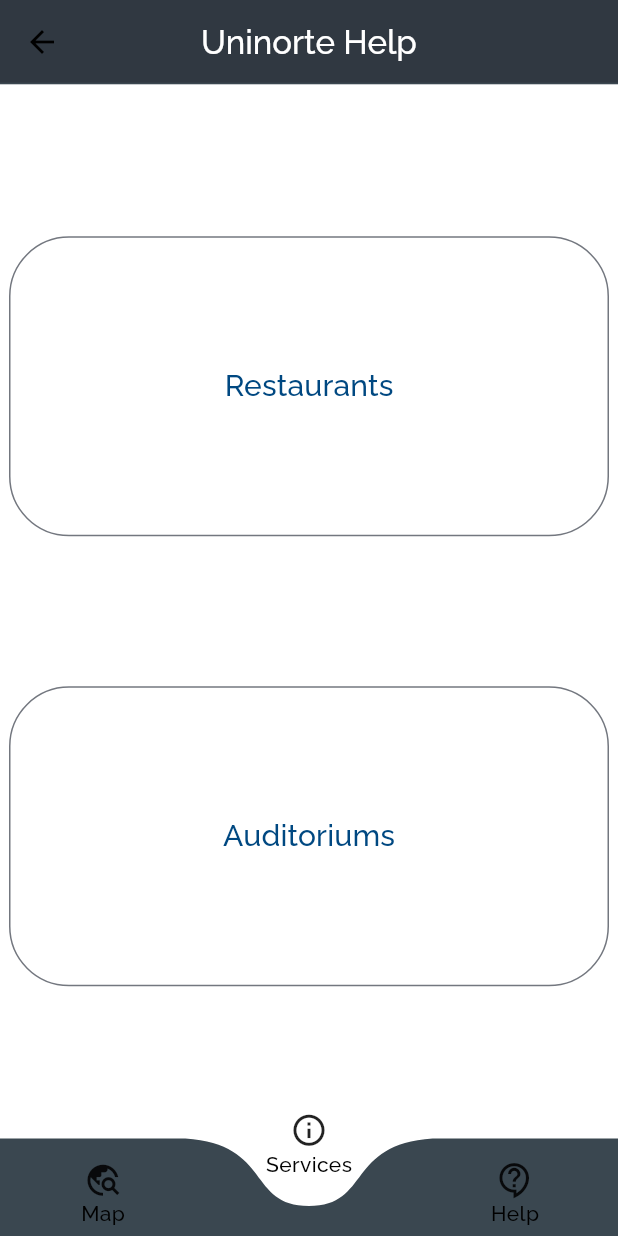
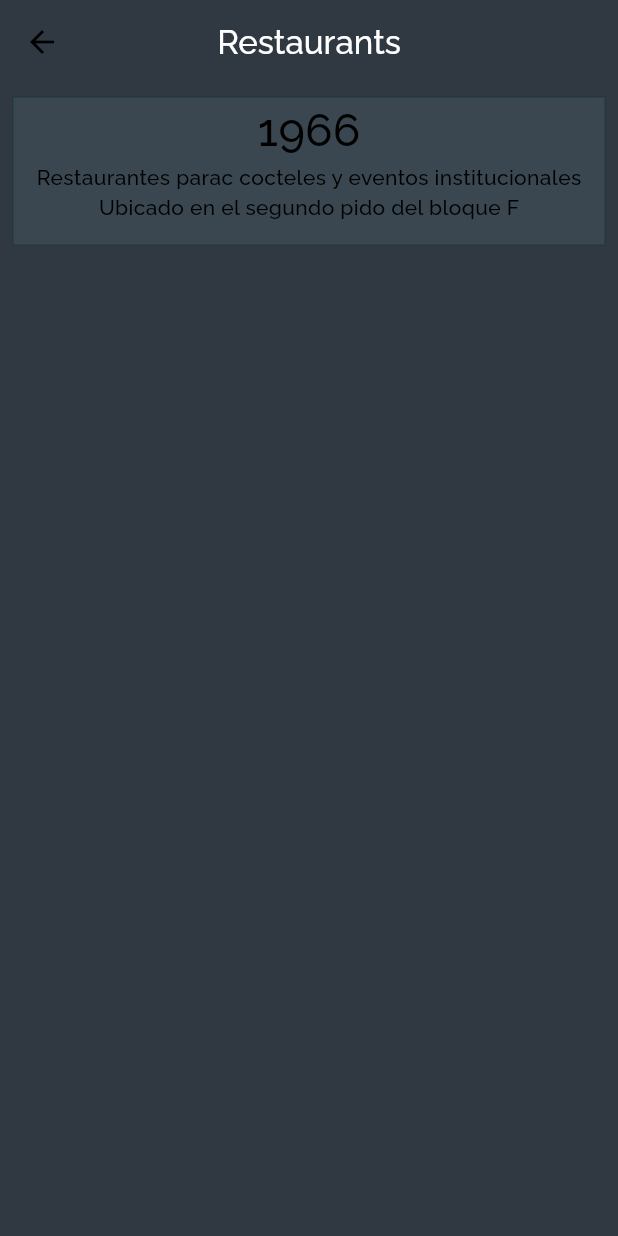
Before and after one commit to MarioDzA/finalproyect, a Flutter app: the screen it shows once a user with an empty profile is signed in, item 2 of the bottom bar chosen, after a tap on "Restaurants", on a phone screen of 412 x 824 dp. Run offline on Flutter 3.47's test engine with Material 2 defaults, Android fonts, the phone set to English and light mode, and no system bars; drawn by our look-alikes of curved_navigation_bar; our stand-ins replace firebase_auth, firebase_core, firebase_database, flex_color_scheme, get, loggy; accounts and stored records are empty.

Commit message:
better UI

```diff
--- a/lib/ui/my_app.dart
+++ b/lib/ui/my_app.dart
@@ -3,6 +3,8 @@
 import 'package:finalproyect/ui/controllers/auth_controller.dart';
 import 'package:finalproyect/ui/controllers/chat_controller.dart';
 import 'package:finalproyect/ui/controllers/user_controller.dart';
+import 'package:finalproyect/ui/pages/auditoriums_page.dart';
+import 'package:finalproyect/ui/pages/restaurant_page.dart';
 import 'package:flutter/material.dart';
 import 'package:get/get.dart';
 import 'package:flex_color_scheme/flex_color_scheme.dart';
@@ -74,6 +76,8 @@
         GetPage(name: "/central_hub", page: () => const CentralHub()),
         GetPage(name: "/auth_page", page: () => const AuthPage()),
         GetPage(name: "/home_page", page: () => const HomePage()),
+        GetPage(name: "/restaurant_page", page: () => const RestaurantPage()),
+        GetPage(name: "/auditoriums_page", page: () => const AuditoriumsPage()),
       ],
     );
   }
--- a/lib/ui/pages/home_page.dart
+++ b/lib/ui/pages/home_page.dart
@@ -39,11 +39,19 @@
 
     return Scaffold(
       appBar: AppBar(
-        leading: BackButton(
-          onPressed: () {
-            _logout();
-          },
-        ),
+        actions: [
+          Column(children: [
+            IconButton(
+              color: Colors.white,
+              onPressed: _logout,
+              icon: const Icon(Icons.logout_outlined),
+            ),
+            const Text(
+              "Logout",
+              style: TextStyle(fontSize: 8, color: Colors.white),
+            ),
+          ])
+        ],
         backgroundColor: const Color.fromARGB(255, 48, 56, 65),
         centerTitle: true,
         bottom: const PreferredSize(
@@ -68,34 +76,49 @@
           SizedBox(
             height: 45,
             child: Column(children: [
-              Icon(Icons.travel_explore_outlined, size: 25),
+              Icon(
+                Icons.travel_explore_outlined,
+                size: 25,
+                color: Colors.white,
+              ),
               Text(
                 "Map",
+                style: TextStyle(color: Colors.white),
               )
             ]),
           ),
           SizedBox(
             height: 45,
             child: Column(children: [
-              Icon(Icons.info_outlined, size: 25),
+              Icon(
+                Icons.info_outlined,
+                size: 25,
+                color: Colors.white,
+              ),
               Text(
                 "Services",
+                style: TextStyle(color: Colors.white),
               )
             ]),
           ),
           SizedBox(
             height: 45,
             child: Column(children: [
-              Icon(Icons.contact_support_outlined, size: 25),
+              Icon(
+                Icons.contact_support_outlined,
+                size: 25,
+                color: Colors.white,
+              ),
               Text(
                 "Help",
+                style: TextStyle(color: Colors.white),
               )
             ]),
           ),
         ],
-        color: const Color.fromARGB(255, 58, 71, 80),
-        buttonBackgroundColor: Colors.white,
-        backgroundColor: Colors.transparent,
+        color: const Color.fromARGB(255, 48, 56, 65),
+        buttonBackgroundColor: const Color.fromARGB(255, 58, 71, 80),
+        backgroundColor: const Color.fromARGB(255, 58, 71, 80),
         animationCurve: Curves.ease,
         animationDuration: const Duration(milliseconds: 600),
         onTap: (index) {
@@ -107,7 +130,7 @@
         letIndexChange: (index) => true,
       ),
       body: Container(
-        color: Colors.white,
+        color: const Color.fromARGB(255, 58, 71, 80),
         child: Center(
           child: screens[_page],
         ),
--- /dev/null
+++ b/lib/ui/pages/restaurant_page.dart
@@ -0,0 +1,53 @@
+import 'package:flutter/material.dart';
+import 'package:get/get.dart';
+
+class RestaurantPage extends StatefulWidget {
+  const RestaurantPage({super.key});
+  @override
+  State<RestaurantPage> createState() => _RestaurantPageState();
+}
+
+class _RestaurantPageState extends State<RestaurantPage> {
+  @override
+  Widget build(BuildContext context) {
+    return Scaffold(
+      appBar: AppBar(
+        backgroundColor: const Color.fromARGB(255, 48, 56, 65),
+        title: const Text(
+          "Restaurants",
+          style: TextStyle(color: Colors.white),
+        ),
+        centerTitle: true,
+        leading: BackButton(
+          onPressed: () {
+            Get.offNamed("/central_hub");
+          },
+        ),
+      ),
+      backgroundColor: const Color.fromARGB(255, 48, 56, 65),
+      body: Center(
+          child: ListView(
+        padding: const EdgeInsets.all(8.0),
+        children: [
+          Container(
+            decoration: BoxDecoration(
+                border: Border.all(color: Color.fromARGB(255, 548, 56, 65)),
+                color: const Color.fromARGB(255, 58, 71, 80)),
+            height: 100,
+            child: const Center(
+                child: Column(
+              children: [
+                Text("1966", style: TextStyle(fontSize: 30)),
+                Text(
+                  "Restaurantes parac cocteles y eventos institucionales",
+                  softWrap: true,
+                ),
+                Text("Ubicado en el segundo pido del bloque F")
+              ],
+            )),
+          ),
+        ],
+      )),
+    );
+  }
+}
--- a/lib/ui/pages/tabs/map.dart
+++ b/lib/ui/pages/tabs/map.dart
@@ -12,7 +12,7 @@
   @override
   Widget build(BuildContext context) {
     return Scaffold(
-      backgroundColor: Colors.white,
+      backgroundColor: Colors.transparent,
       body: Center(
         child: Text("Mapa"),
       ),
--- a/lib/ui/pages/tabs/services.dart
+++ b/lib/ui/pages/tabs/services.dart
@@ -1,4 +1,5 @@
 import 'package:flutter/material.dart';
+import 'package:get/get.dart';
 
 class ServicesTab extends StatefulWidget {
   const ServicesTab({super.key});
@@ -13,7 +14,7 @@
   @override
   Widget build(BuildContext context) {
     return Scaffold(
-      backgroundColor: Colors.white,
+      backgroundColor: const Color.fromARGB(255, 58, 71, 80),
       body: Center(
         child: Column(
           mainAxisAlignment: MainAxisAlignment.center,
@@ -22,11 +23,17 @@
               height: 200,
               width: 400,
               child: OutlinedButton(
-                  onPressed: () {},
-                  child: const Text(
-                    "Restaurants",
-                    style: TextStyle(fontSize: 20, fontFamily: "Raleway"),
-                  )),
+                  style: ElevatedButton.styleFrom(
+                      backgroundColor: const Color.fromARGB(255, 48, 56, 65)),
+                  onPressed: () {
+                    Get.offNamed("/restaurant_page");
+                  },
+                  child: const Text("Restaurants",
+                      style: TextStyle(
+                        fontSize: 20,
+                        fontFamily: "Raleway",
+                        color: Colors.white,
+                      ))),
             ),
             const SizedBox(
               height: 100,
@@ -35,10 +42,17 @@
               height: 200,
               width: 400,
               child: OutlinedButton(
-                  onPressed: () {},
+                  style: ElevatedButton.styleFrom(
+                      backgroundColor: const Color.fromARGB(255, 48, 56, 65)),
+                  onPressed: () {
+                    Get.offNamed("/auditoriums_page");
+                  },
                   child: const Text(
                     "Auditoriums",
-                    style: TextStyle(fontSize: 20),
+                    style: TextStyle(
+                        fontSize: 20,
+                        fontFamily: "Raleway",
+                        color: Colors.white),
                   )),
             )
           ],
```
Also changed, not shown: lib/ui/pages/auditoriums_page.dart (added, +48 -0 lines), lib/ui/pages/auth_page.dart (+0 -9 lines), lib/ui/pages/tabs/help.dart (+38 -4 lines).
